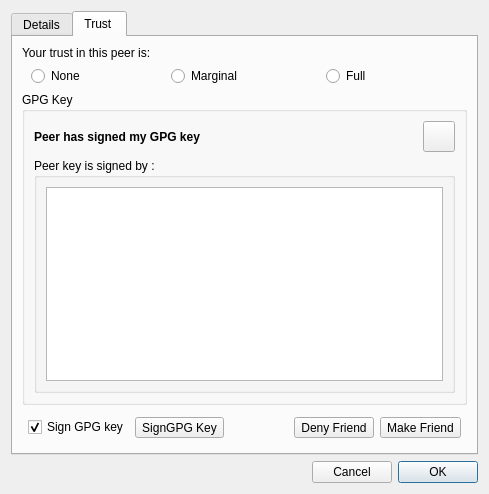
This is retroshare-gui/src/gui/connect/ConfCertDialog.ui in RetroShare/RetroShare as Qt 5 draws it before an edit. The edited form follows.
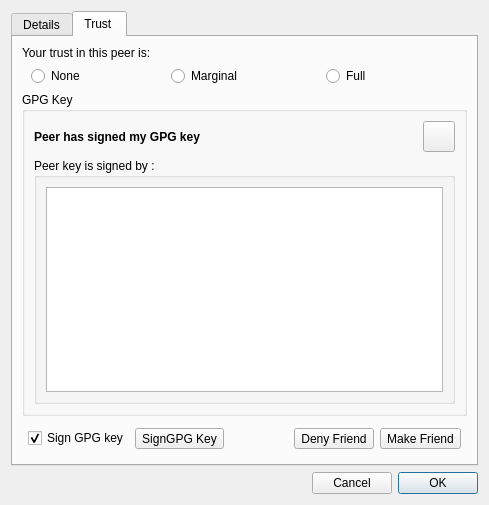
This is the edited form. The open tabs and pages were chosen to show the change. Icons and pictures are not drawn.

Commit message: Added to use QListWidget for Display signers, removed QTextBrowser Added context menu for Signers QListWidget with Copy Peer Name.

Diff of the .ui file:
```diff
--- a/retroshare-gui/src/gui/connect/ConfCertDialog.ui
+++ b/retroshare-gui/src/gui/connect/ConfCertDialog.ui
@@ -7,7 +7,7 @@
     <x>0</x>
     <y>0</y>
     <width>489</width>
-    <height>485</height>
+    <height>505</height>
    </rect>
   </property>
   <property name="windowTitle">
@@ -433,7 +433,11 @@
             </property>
             <layout class="QVBoxLayout" name="_11">
              <item>
-              <widget class="QTextBrowser" name="signers"/>
+              <widget class="QListWidget" name="signers_listWidget">
+               <property name="contextMenuPolicy">
+                <enum>Qt::CustomContextMenu</enum>
+               </property>
+              </widget>
              </item>
             </layout>
            </widget>
```
Left out of the diff: 11 changed lines with no effect on the pictures. The commit also changes 2 other files.
